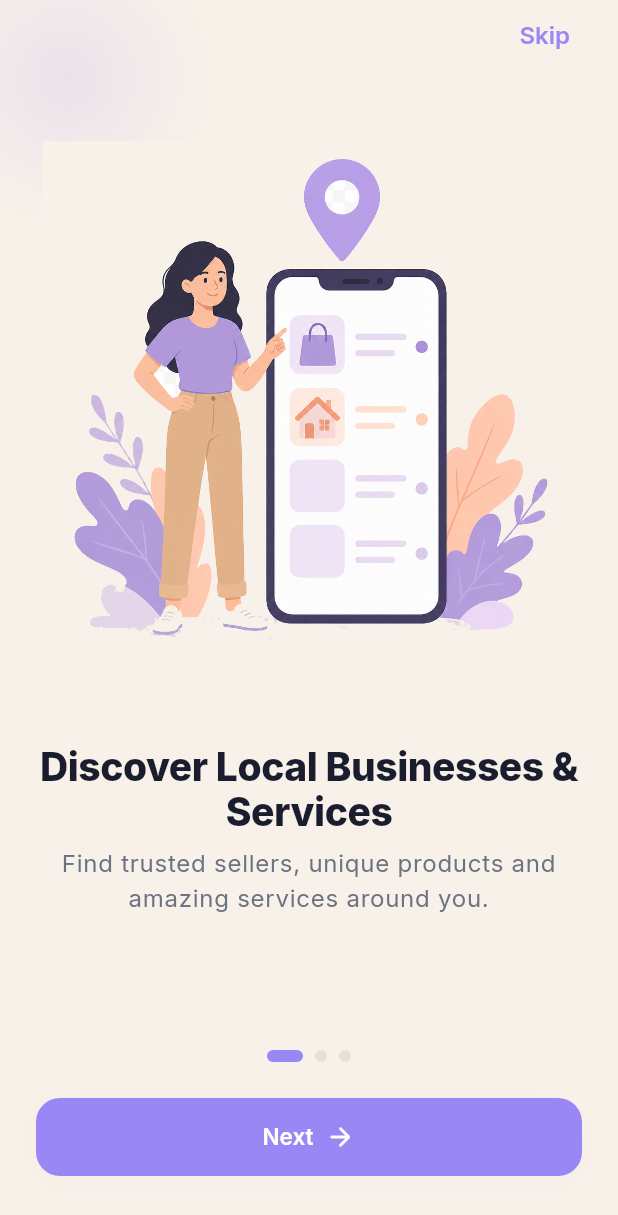
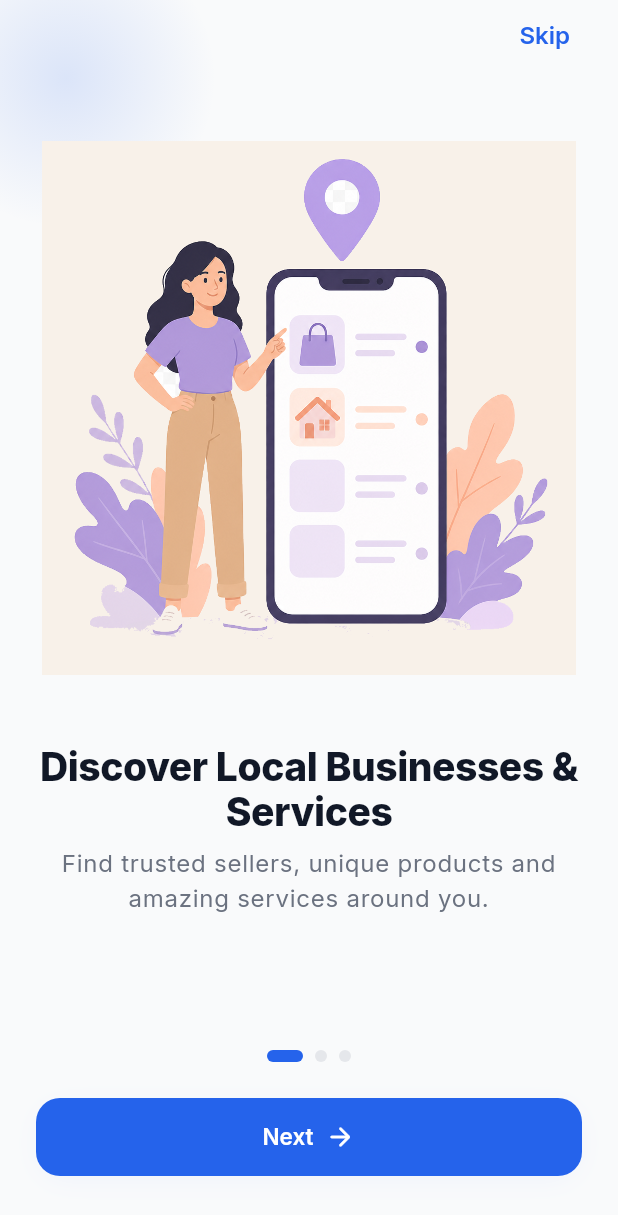
Before and after one commit to slayqueearikma-beep/margem, a Flutter app: the screen it shows after launch, on a phone screen of 412 x 824 dp. Shown: the top 1215 px of the screen. Run offline on Flutter 3.47's test engine with Material 3 defaults, Android fonts, the phone set to English and light mode, and no system bars; our stand-ins replace cached_network_image, flutter_rating_bar, flutter_riverpod, flutter_secure_storage, geolocator, go_router and 5 more.

Commit message:
Replace violet/beige palette with neutral theme-friendly colors
Swap the warm lavender/beige brand tokens for a basic neutral palette
(gray surfaces, blue primary) that maps cleanly to light and dark themes.
Legacy token names are kept as aliases so existing widgets pick up the new
colors without wide refactors. Background blobs, onboarding backdrop, logo,
and Android splash colors are updated to match.

Co-authored-by: slayqueearikma-beep <slayqueearikma-beep@users.noreply.github.com>

```diff
--- a/souq-local/mobile/lib/core/theme/app_colors.dart
+++ b/souq-local/mobile/lib/core/theme/app_colors.dart
@@ -1,86 +1,108 @@
 import 'package:flutter/material.dart';
 
-/// MarGem design tokens — warm beige primary surfaces + lavender accents.
+/// MarGem design tokens — neutral surfaces with a blue primary accent.
+///
+/// Legacy names (`lavender`, `beige`, `cream`, etc.) are kept as aliases so
+/// existing widgets pick up the new palette without wide refactors.
 class AppColors {
   AppColors._();
 
-  // ── Beige / warm neutrals (60% — primary surfaces) ──────────────────────
-  static const beige = Color(0xFFF6D7B8);
-  static const beigeLight = Color(0xFFFAF3EC);
-  static const cream = Color(0xFFF8F1E9);
-  static const creamSoft = Color(0xFFFFF9F3);
-  static const ultraLight = Color(0xFFFAF8FF);
+  // ── Primary accent (buttons, links, selected states) ────────────────────
+  static const primary = Color(0xFF2563EB);
+  static const primaryLight = Color(0xFF3B82F6);
+  static const primaryDark = Color(0xFF1D4ED8);
+  static const primaryMuted = Color(0xFFEFF6FF);
 
-  // Aliases used across the codebase
-  static const peach = Color(0xFFF6D7B6);
-  static const peachDark = Color(0xFFE8C49A);
-  static const peachLight = beigeLight;
-  static const peachMuted = beigeLight;
-  static const peachSurface = cream;
+  // ── Surfaces & neutrals (light theme) ───────────────────────────────────
+  static const background = Color(0xFFF9FAFB);
+  static const surfaceLight = Color(0xFFFFFFFF);
+  static const surfaceMuted = Color(0xFFF3F4F6);
+  static const ultraLight = Color(0xFFF9FAFB);
 
-  // ── Lavender / purple (40% — accents & CTAs only) ───────────────────────
-  static const lavender = Color(0xFF9A87F6);
-  static const lavenderDark = Color(0xFF7E6BE7);
-  static const lavenderLight = Color(0xFFB9A9FF);
-  static const lavenderMuted = Color(0xFFF5F2FF);
-  static const lavenderSurface = Color(0xFFF5F2FF);
-  static const lavenderShadow = Color(0xFF7E6BE7);
+  // ── Secondary / muted accent ────────────────────────────────────────────
+  static const secondary = Color(0xFF6B7280);
+  static const secondaryLight = Color(0xFF9CA3AF);
 
-  /// Primary brand accent — lavender (buttons, links, selected states).
-  static const primary = lavender;
-  static const primaryLight = lavenderLight;
-  static const secondary = beige;
-  static const secondaryLight = beigeLight;
+  // Legacy aliases — warm palette names now map to neutral tokens
+  static const beige = Color(0xFFE5E7EB);
+  static const beigeLight = surfaceMuted;
+  static const cream = surfaceLight;
+  static const creamSoft = background;
 
-  // Legacy aliases
-  static const illustrationBurgundy = lavenderDark;
-  static const illustrationOrange = beige;
-  static const illustrationBlue = lavender;
-  static const illustrationGreen = Color(0xFF6BCB77);
+  static const peach = secondaryLight;
+  static const peachDark = secondary;
+  static const peachLight = surfaceMuted;
+  static const peachMuted = surfaceMuted;
+  static const peachSurface = surfaceLight;
 
-  // ── Neutrals ────────────────────────────────────────────────────────────
-  static const navy = Color(0xFF1A1D2E);
+  static const lavender = primary;
+  static const lavenderDark = primaryDark;
+  static const lavenderLight = primaryLight;
+  static const lavenderMuted = primaryMuted;
+  static const lavenderSurface = primaryMuted;
+  static const lavenderShadow = primaryDark;
+
+  static const illustrationBurgundy = primaryDark;
+  static const illustrationOrange = secondary;
+  static const illustrationBlue = primary;
+  static const illustrationGreen = Color(0xFF22C55E);
+
+  // ── Text & borders ──────────────────────────────────────────────────────
+  static const navy = Color(0xFF111827);
   static const charcoal = navy;
   static const textPrimary = navy;
   static const textSecondary = Color(0xFF6B7280);
   static const textTertiary = Color(0xFF9CA3AF);
 
-  static const surfaceLight = cream;
-  static const surfaceMuted = beigeLight;
-  static const cardUnselected = cream;
-  static const cardSelected = beigeLight;
-  static const border = Color(0xFFE8E0D6);
-  static const borderLight = Color(0xFFF0EBE4);
+  static const cardUnselected = surfaceLight;
+  static const cardSelected = surfaceMuted;
+  static const border = Color(0xFFE5E7EB);
+  static const borderLight = Color(0xFFF3F4F6);
 
-  static const splashBackground = cream;
-  static const logoPlaceholder = beigeLight;
-  static const logoInner = lavender;
+  static const splashBackground = background;
+  static const logoPlaceholder = surfaceMuted;
+  static const logoInner = primary;
 
-  // Dark mode
-  static const darkBackground = Color(0xFF0A0A0F);
-  static const darkSurface = Color(0xFF14141C);
-  static const darkCard = Color(0xFF1E1E28);
-  static const darkBorder = Color(0xFF2A2A38);
-  static const darkTextSecondary = Color(0xFF9CA3AF);
+  // ── Dark theme ──────────────────────────────────────────────────────────
+  static const darkBackground = Color(0xFF0F172A);
+  static const darkSurface = Color(0xFF1E293B);
+  static const darkCard = Color(0xFF334155);
+  static const darkBorder = Color(0xFF475569);
+  static const darkTextSecondary = Color(0xFF94A3B8);
+  static const darkPrimary = Color(0xFF60A5FA);
+  static const darkPrimaryMuted = Color(0xFF1E3A5F);
 
-  // Semantic
-  static const star = Color(0xFFFFB800);
-  static const goldenCrown = Color(0xFFD4AF37);
-  static const success = Color(0xFF34C759);
-  static const successMuted = Color(0xFFE8F9ED);
-  static const warning = Color(0xFFFF9500);
-  static const warningMuted = Color(0xFFFFF4E5);
-  static const danger = Color(0xFFFF3B30);
-  static const dangerMuted = Color(0xFFFFEBEA);
-  static const info = lavender;
-  static const infoMuted = lavenderMuted;
+  // ── Semantic ────────────────────────────────────────────────────────────
+  static const star = Color(0xFFF59E0B);
+  static const goldenCrown = Color(0xFFD97706);
+  static const success = Color(0xFF22C55E);
+  static const successMuted = Color(0xFFDCFCE7);
+  static const warning = Color(0xFFF59E0B);
+  static const warningMuted = Color(0xFFFEF3C7);
+  static const danger = Color(0xFFEF4444);
+  static const dangerMuted = Color(0xFFFEE2E2);
+  static const info = primary;
+  static const infoMuted = primaryMuted;
 
   // Role-specific accents
-  static const customerAccent = lavender;
-  static const providerAccent = beige;
+  static const customerAccent = primary;
+  static const providerAccent = Color(0xFF059669);
+
+  static Color accent(Brightness brightness) =>
+      brightness == Brightness.dark ? darkPrimary : primary;
+
+  static Color accentMuted(Brightness brightness) =>
+      brightness == Brightness.dark ? darkPrimaryMuted : primaryMuted;
+
+  static Color scaffold(Brightness brightness) =>
+      brightness == Brightness.dark ? darkBackground : background;
+
+  static Color surface(Brightness brightness) =>
+      brightness == Brightness.dark ? darkSurface : surfaceLight;
 
   static Color glassLight(BuildContext context) =>
-      cream.withValues(alpha: 0.85);
+      surfaceLight.withValues(alpha: 0.85);
+
   static Color glassDark(BuildContext context) =>
       darkCard.withValues(alpha: 0.65);
 
@@ -88,8 +110,8 @@ class AppColors {
       isProvider ? providerAccent : customerAccent;
 
   static Color roleMuted(bool isProvider) =>
-      isProvider ? beigeLight : lavenderMuted;
+      isProvider ? const Color(0xFFD1FAE5) : primaryMuted;
 
   static Color roleSurface(bool isProvider) =>
-      isProvider ? cream : ultraLight;
+      isProvider ? surfaceLight : ultraLight;
 }
--- a/souq-local/mobile/lib/core/theme/app_theme.dart
+++ b/souq-local/mobile/lib/core/theme/app_theme.dart
@@ -12,17 +12,19 @@ class AppTheme {
   static ThemeData _build(Brightness brightness) {
     final isDark = brightness == Brightness.dark;
     final textTheme = AppTypography.textTheme(brightness);
+    final accent = AppColors.accent(brightness);
+    final accentMuted = AppColors.accentMuted(brightness);
 
     final colorScheme = ColorScheme(
       brightness: brightness,
-      primary: AppColors.lavender,
+      primary: accent,
       onPrimary: Colors.white,
-      secondary: AppColors.peach,
-      onSecondary: AppColors.navy,
-      tertiary: AppColors.lavenderLight,
+      secondary: isDark ? AppColors.darkTextSecondary : AppColors.secondary,
+      onSecondary: Colors.white,
+      tertiary: isDark ? AppColors.darkPrimary : AppColors.primaryLight,
       error: AppColors.danger,
       onError: Colors.white,
-      surface: isDark ? AppColors.darkSurface : AppColors.surfaceLight,
+      surface: AppColors.surface(brightness),
       onSurface: isDark ? Colors.white : AppColors.textPrimary,
       onSurfaceVariant:
           isDark ? AppColors.darkTextSecondary : AppColors.textSecondary,
@@ -35,10 +37,9 @@ class AppTheme {
       useMaterial3: true,
       brightness: brightness,
       colorScheme: colorScheme,
-      scaffoldBackgroundColor:
-          isDark ? AppColors.darkBackground : AppColors.cream,
+      scaffoldBackgroundColor: AppColors.scaffold(brightness),
       textTheme: textTheme,
-      appBarTheme: AppBarThemeData(
+      appBarTheme: AppBarTheme(
         centerTitle: true,
         elevation: 0,
         scrolledUnderElevation: 0,
@@ -50,7 +51,7 @@ class AppTheme {
       ),
       cardTheme: CardThemeData(
         elevation: 0,
-        color: isDark ? AppColors.darkCard : AppColors.cream,
+        color: isDark ? AppColors.darkCard : AppColors.surfaceLight,
         margin: EdgeInsets.zero,
         surfaceTintColor: Colors.transparent,
         shape: RoundedRectangleBorder(
@@ -64,9 +65,9 @@ class AppTheme {
         color: isDark ? AppColors.darkBorder : AppColors.border,
         thickness: 1,
       ),
-      inputDecorationTheme: InputDecorationThemeData(
+      inputDecorationTheme: InputDecorationTheme(
         filled: true,
-        fillColor: isDark ? AppColors.darkCard : AppColors.beigeLight,
+        fillColor: isDark ? AppColors.darkCard : AppColors.surfaceMuted,
         labelStyle: TextStyle(
           color: isDark ? AppColors.darkTextSecondary : AppColors.textSecondary,
         ),
@@ -87,7 +88,7 @@ class AppTheme {
         ),
         focusedBorder: OutlineInputBorder(
           borderRadius: BorderRadius.circular(AppSpacing.inputRadius),
-          borderSide: const BorderSide(color: AppColors.lavender, width: 1.5),
+          borderSide: BorderSide(color: accent, width: 1.5),
         ),
         errorBorder: OutlineInputBorder(
           borderRadius: BorderRadius.circular(AppSpacing.inputRadius),
@@ -98,9 +99,9 @@ class AppTheme {
       ),
       filledButtonTheme: FilledButtonThemeData(
         style: FilledButton.styleFrom(
-          backgroundColor: AppColors.lavender,
+          backgroundColor: accent,
           foregroundColor: Colors.white,
-          disabledBackgroundColor: AppColors.lavender.withValues(alpha: 0.35),
+          disabledBackgroundColor: accent.withValues(alpha: 0.35),
           minimumSize: const Size.fromHeight(AppSpacing.minTouchTarget + 4),
           shape: RoundedRectangleBorder(
             borderRadius: BorderRadius.circular(AppSpacing.buttonRadius),
@@ -124,14 +125,14 @@ class AppTheme {
       ),
       textButtonTheme: TextButtonThemeData(
         style: TextButton.styleFrom(
-          foregroundColor: AppColors.lavender,
-          textStyle: textTheme.labelLarge?.copyWith(color: AppColors.lavender),
+          foregroundColor: accent,
+          textStyle: textTheme.labelLarge?.copyWith(color: accent),
         ),
       ),
       chipTheme: ChipThemeData(
         backgroundColor:
-            isDark ? AppColors.darkCard : AppColors.beigeLight,
-        selectedColor: AppColors.lavender.withValues(alpha: 0.18),
+            isDark ? AppColors.darkCard : AppColors.surfaceMuted,
+        selectedColor: accent.withValues(alpha: 0.18),
         labelStyle: textTheme.bodySmall!,
         side: BorderSide(
           color: isDark ? AppColors.darkBorder : AppColors.border,
@@ -143,15 +144,15 @@ class AppTheme {
       navigationBarTheme: NavigationBarThemeData(
         backgroundColor: isDark
             ? AppColors.darkSurface.withValues(alpha: 0.95)
-            : AppColors.cream.withValues(alpha: 0.98),
-        indicatorColor: AppColors.lavender.withValues(alpha: 0.15),
+            : AppColors.surfaceLight.withValues(alpha: 0.98),
+        indicatorColor: accent.withValues(alpha: 0.15),
         elevation: 0,
         height: 68,
         labelTextStyle: WidgetStateProperty.resolveWith((states) {
           if (states.contains(WidgetState.selected)) {
             return textTheme.labelSmall?.copyWith(
               fontWeight: FontWeight.w600,
-              color: AppColors.lavender,
+              color: accent,
             );
           }
           return textTheme.labelSmall?.copyWith(
@@ -160,7 +161,7 @@ class AppTheme {
         }),
         iconTheme: WidgetStateProperty.resolveWith((states) {
           if (states.contains(WidgetState.selected)) {
-            return const IconThemeData(color: AppColors.lavender, size: 24);
+            return IconThemeData(color: accent, size: 24);
           }
           return IconThemeData(
             color: isDark ? AppColors.textTertiary : AppColors.textSecondary,
@@ -168,19 +169,19 @@ class AppTheme {
           );
         }),
       ),
-      bottomAppBarTheme: BottomAppBarThemeData(
-        color: isDark ? AppColors.darkSurface : AppColors.cream,
+      bottomAppBarTheme: BottomAppBarTheme(
+        color: isDark ? AppColors.darkSurface : AppColors.surfaceLight,
         elevation: 0,
         surfaceTintColor: Colors.transparent,
       ),
-      floatingActionButtonTheme: const FloatingActionButtonThemeData(
-        backgroundColor: AppColors.lavender,
+      floatingActionButtonTheme: FloatingActionButtonThemeData(
+        backgroundColor: accent,
         foregroundColor: Colors.white,
         elevation: 4,
-        shape: CircleBorder(),
+        shape: const CircleBorder(),
       ),
       dialogTheme: DialogThemeData(
-        backgroundColor: isDark ? AppColors.darkSurface : AppColors.cream,
+        backgroundColor: isDark ? AppColors.darkSurface : AppColors.surfaceLight,
         elevation: 0,
         shape: RoundedRectangleBorder(
           borderRadius: BorderRadius.circular(AppSpacing.cardRadiusLg),
@@ -196,7 +197,7 @@ class AppTheme {
         ),
       ),
       bottomSheetTheme: BottomSheetThemeData(
-        backgroundColor: isDark ? AppColors.darkSurface : AppColors.beigeLight,
+        backgroundColor: isDark ? AppColors.darkSurface : AppColors.surfaceMuted,
         elevation: 0,
         shape: const RoundedRectangleBorder(
           borderRadius: BorderRadius.vertical(top: Radius.circular(24)),
@@ -204,10 +205,10 @@ class AppTheme {
         dragHandleColor: isDark ? AppColors.darkBorder : AppColors.border,
       ),
       tabBarTheme: TabBarThemeData(
-        labelColor: AppColors.lavender,
+        labelColor: accent,
         unselectedLabelColor:
             isDark ? AppColors.textTertiary : AppColors.textSecondary,
-        indicatorColor: AppColors.lavender,
+        indicatorColor: accent,
         indicatorSize: TabBarIndicatorSize.label,
         dividerColor: Colors.transparent,
         labelStyle: textTheme.labelLarge?.copyWith(fontSize: 14),
@@ -220,24 +221,24 @@ class AppTheme {
           borderRadius: BorderRadius.circular(AppSpacing.buttonRadius),
         ),
       ),
-      progressIndicatorTheme: const ProgressIndicatorThemeData(
-        color: AppColors.lavender,
+      progressIndicatorTheme: ProgressIndicatorThemeData(
+        color: accent,
       ),
       switchTheme: SwitchThemeData(
         thumbColor: WidgetStateProperty.resolveWith((states) {
-          if (states.contains(WidgetState.selected)) return AppColors.lavender;
+          if (states.contains(WidgetState.selected)) return accent;
           return isDark ? AppColors.darkBorder : Colors.white;
         }),
         trackColor: WidgetStateProperty.resolveWith((states) {
           if (states.contains(WidgetState.selected)) {
-            return AppColors.lavender.withValues(alpha: 0.4);
+            return accent.withValues(alpha: 0.4);
           }
           return isDark ? AppColors.darkBorder : AppColors.border;
         }),
       ),
       checkboxTheme: CheckboxThemeData(
         fillColor: WidgetStateProperty.resolveWith((states) {
-          if (states.contains(WidgetState.selected)) return AppColors.lavender;
+          if (states.contains(WidgetState.selected)) return accent;
           return Colors.transparent;
         }),
         side: BorderSide(
--- a/souq-local/mobile/lib/core/widgets/margem_background.dart
+++ b/souq-local/mobile/lib/core/widgets/margem_background.dart
@@ -2,7 +2,7 @@ import 'package:flutter/material.dart';
 
 import '../theme/app_colors.dart';
 
-/// Soft warm gradient blob background used across MarGem screens.
+/// Soft neutral gradient blob background used across MarGem screens.
 class MargemBackground extends StatelessWidget {
   const MargemBackground({
     super.key,
@@ -17,11 +17,13 @@ class MargemBackground extends StatelessWidget {
 
   @override
   Widget build(BuildContext context) {
-    final isDark = Theme.of(context).brightness == Brightness.dark;
+    final brightness = Theme.of(context).brightness;
+    final isDark = brightness == Brightness.dark;
+    final accent = AppColors.accent(brightness);
 
     return DecoratedBox(
       decoration: BoxDecoration(
-        color: isDark ? AppColors.darkBackground : AppColors.cream,
+        color: AppColors.scaffold(brightness),
       ),
       child: Stack(
         fit: StackFit.expand,
@@ -34,12 +36,12 @@ class MargemBackground extends StatelessWidget {
                 size: 280,
                 colors: isDark
                     ? [
-                        AppColors.beige.withValues(alpha: 0.12),
-                        AppColors.beige.withValues(alpha: 0.02),
+                        AppColors.surfaceMuted.withValues(alpha: 0.12),
+                        AppColors.surfaceMuted.withValues(alpha: 0.02),
                       ]
                     : [
-                        AppColors.beige.withValues(alpha: 0.35),
-                        AppColors.beige.withValues(alpha: 0.05),
+                        AppColors.border.withValues(alpha: 0.35),
+                        AppColors.border.withValues(alpha: 0.05),
                       ],
               ),
             ),
@@ -50,12 +52,12 @@ class MargemBackground extends StatelessWidget {
                 size: 320,
                 colors: isDark
                     ? [
-                        AppColors.lavender.withValues(alpha: 0.10),
-                        AppColors.lavender.withValues(alpha: 0.02),
+                        accent.withValues(alpha: 0.10),
+                        accent.withValues(alpha: 0.02),
                       ]
                     : [
-                        AppColors.lavender.withValues(alpha: 0.12),
-                        AppColors.lavender.withValues(alpha: 0.03),
+                        accent.withValues(alpha: 0.12),
+                        accent.withValues(alpha: 0.03),
                       ],
               ),
             ),
--- a/souq-local/mobile/lib/core/widgets/margem_m_logo.dart
+++ b/souq-local/mobile/lib/core/widgets/margem_m_logo.dart
@@ -4,7 +4,7 @@ import 'package:flutter/material.dart';
 
 import '../theme/app_colors.dart';
 
-/// Programmatic MarGem logo — three overlapping lavender + peach pills.
+/// Programmatic MarGem logo — overlapping primary + secondary pills.
 ///
 /// Vector rendering stays crisp at any DPI; PNG assets are generated from the
 /// same geometry via [scripts/generate_margem_logo.py].
@@ -52,7 +52,7 @@ class MargemMLogo extends StatelessWidget {
               ),
               TextSpan(
                 text: 'Gem',
-                style: TextStyle(color: AppColors.lavender),
+                style: TextStyle(color: AppColors.primary),
               ),
             ],
           ),
@@ -65,45 +65,38 @@ class MargemMLogo extends StatelessWidget {
 class _MargemMLogoPainter extends CustomPainter {
   const _MargemMLogoPainter();
 
-  static const _lavender = Color(0xFF9A87F6);
-  static const _peach = AppColors.peach;
-
   @override
   void paint(Canvas canvas, Size size) {
     final w = size.width;
     final h = size.height;
 
-    // Left lavender leg — curved pill
     final leftPath = Path()
       ..moveTo(w * 0.20, h * 0.90)
       ..cubicTo(w * 0.10, h * 0.62, w * 0.14, h * 0.22, w * 0.30, h * 0.10)
       ..cubicTo(w * 0.36, h * 0.38, w * 0.40, h * 0.62, w * 0.46, h * 0.90)
       ..close();
 
-    // Right peach leg — curved pill
     final rightPath = Path()
       ..moveTo(w * 0.80, h * 0.90)
       ..cubicTo(w * 0.90, h * 0.62, w * 0.86, h * 0.22, w * 0.70, h * 0.10)
       ..cubicTo(w * 0.64, h * 0.38, w * 0.60, h * 0.62, w * 0.54, h * 0.90)
       ..close();
 
-    // Center overlap pill — semi-transparent lavender
     final centerPath = Path()
       ..moveTo(w * 0.46, h * 0.90)
       ..cubicTo(w * 0.48, h * 0.55, w * 0.50, h * 0.30, w * 0.50, h * 0.14)
       ..cubicTo(w * 0.52, h * 0.30, w * 0.52, h * 0.55, w * 0.54, h * 0.90)
       ..close();
 
-    canvas.drawPath(leftPath, Paint()..color = _lavender);
-    canvas.drawPath(rightPath, Paint()..color = _peach);
+    canvas.drawPath(leftPath, Paint()..color = AppColors.primary);
+    canvas.drawPath(rightPath, Paint()..color = AppColors.secondary);
     canvas.drawPath(
       centerPath,
       Paint()
-        ..color = _lavender.withValues(alpha: 0.45)
+        ..color = AppColors.primary.withValues(alpha: 0.45)
         ..blendMode = BlendMode.srcOver,
     );
 
-    // Soft highlight on overlap for glass depth
     canvas.drawPath(
       centerPath,
       Paint()
--- a/souq-local/mobile/lib/core/widgets/onboarding_backdrop.dart
+++ b/souq-local/mobile/lib/core/widgets/onboarding_backdrop.dart
@@ -2,7 +2,7 @@ import 'package:flutter/material.dart';
 
 import '../theme/app_colors.dart';
 
-/// Shared backdrop for splash (skyline) and onboarding (clean white + accent).
+/// Shared backdrop for splash (skyline) and onboarding screens.
 class OnboardingBackdrop extends StatelessWidget {
   const OnboardingBackdrop({
     super.key,
@@ -21,10 +21,12 @@ class OnboardingBackdrop extends StatelessWidget {
   Widget build(BuildContext context) {
     final width = MediaQuery.sizeOf(context).width;
     final skylineHeight = width * 0.34;
+    final brightness = Theme.of(context).brightness;
+    final accent = AppColors.accent(brightness);
 
     return DecoratedBox(
-      decoration: const BoxDecoration(
-        color: AppColors.cream,
+      decoration: BoxDecoration(
+        color: AppColors.scaffold(brightness),
       ),
       child: Stack(
         fit: StackFit.expand,
@@ -41,8 +43,8 @@ class OnboardingBackdrop extends StatelessWidget {
                     shape: BoxShape.circle,
                     gradient: RadialGradient(
                       colors: [
-                        AppColors.lavender.withValues(alpha: 0.14),
-                        AppColors.lavender.withValues(alpha: 0.0),
+                        accent.withValues(alpha: 0.14),
+                        accent.withValues(alpha: 0.0),
                       ],
                     ),
                   ),
--- a/souq-local/mobile/lib/features/splash/splash_screen.dart
+++ b/souq-local/mobile/lib/features/splash/splash_screen.dart
@@ -48,9 +48,9 @@ class _SplashScreenState extends ConsumerState<SplashScreen>
       return _navigateNext();
     }
 
-    final session = storage.getSession();
+    final storedSession = storage.getSession();
     final isReturningUser =
-        session != null || storage.isOnboardingComplete;
+        storedSession != null || storage.isOnboardingComplete;
     if (!isReturningUser) {
       await Future<void>.delayed(const Duration(milliseconds: 2200));
     }
```
Also changed, not shown: 1 other file.
